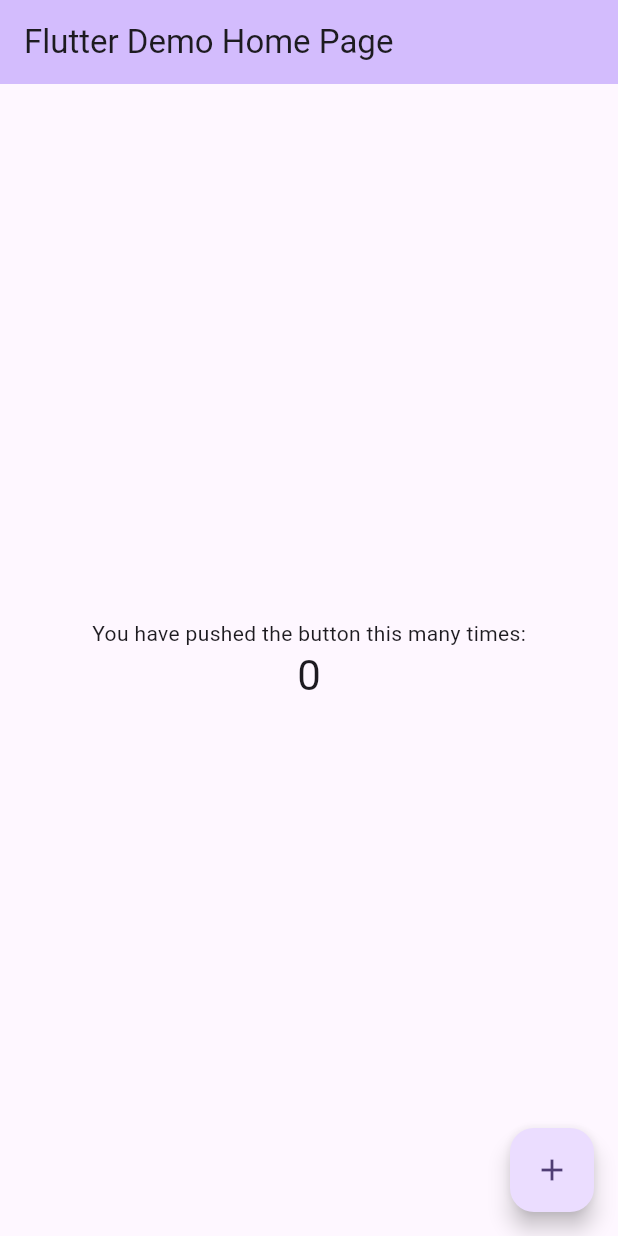
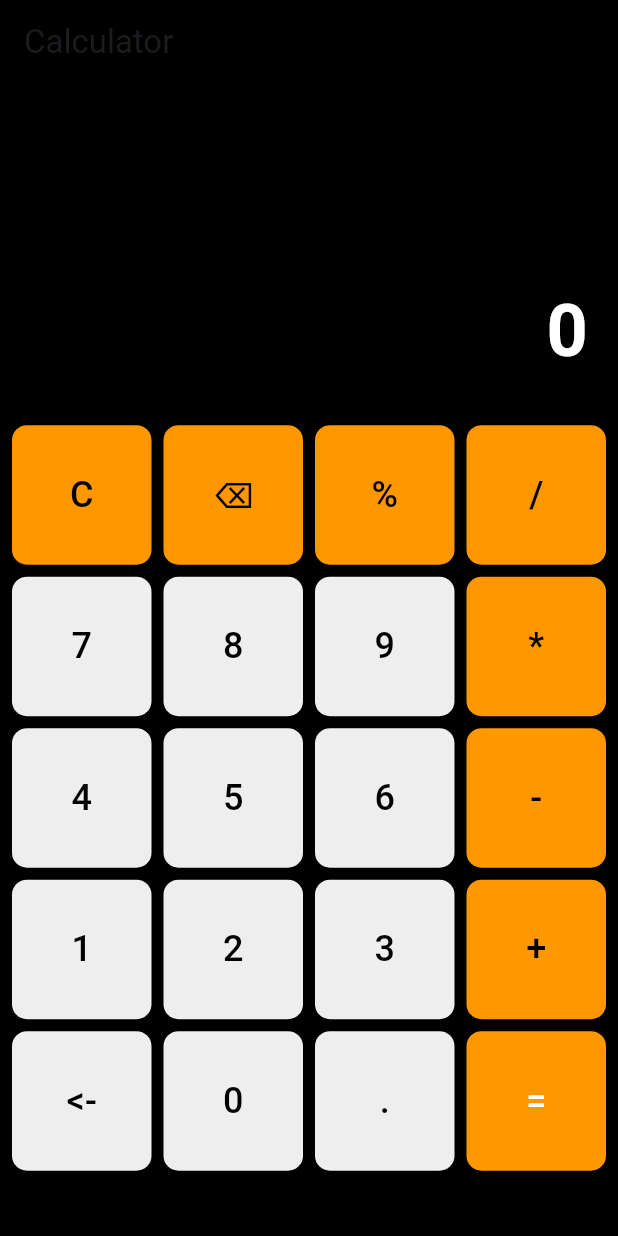
Before and after one commit to PrabinTiwari07/calculator_app, a Flutter app: the screen it shows after launch, on a phone screen of 412 x 824 dp. Run offline on Flutter 3.47's test engine with Material 3 defaults, Android fonts, the phone set to English and light mode, and no system bars.

Commit message:
calculator

```diff
--- /dev/null
+++ b/lib/app.dart
@@ -0,0 +1,17 @@
+import 'package:calculator_app/view/calculator_view.dart';
+import 'package:flutter/material.dart';
+
+class MyApp extends StatelessWidget {
+  const MyApp({super.key});
+
+  @override
+  Widget build(BuildContext context) {
+    return MaterialApp(
+      initialRoute: '/',
+      debugShowCheckedModeBanner: false,
+      routes: {
+        '/': (context) => const CalculatorView(),
+      },
+    );
+  }
+}
--- a/lib/main.dart
+++ b/lib/main.dart
@@ -1,125 +1,6 @@
+import 'package:calculator_app/app.dart';
 import 'package:flutter/material.dart';
 
 void main() {
   runApp(const MyApp());
 }
-
-class MyApp extends StatelessWidget {
-  const MyApp({super.key});
-
-  // This widget is the root of your application.
-  @override
-  Widget build(BuildContext context) {
-    return MaterialApp(
-      title: 'Flutter Demo',
-      theme: ThemeData(
-        // This is the theme of your application.
-        //
-        // TRY THIS: Try running your application with "flutter run". You'll see
-        // the application has a purple toolbar. Then, without quitting the app,
-        // try changing the seedColor in the colorScheme below to Colors.green
-        // and then invoke "hot reload" (save your changes or press the "hot
-        // reload" button in a Flutter-supported IDE, or press "r" if you used
-        // the command line to start the app).
-        //
-        // Notice that the counter didn't reset back to zero; the application
-        // state is not lost during the reload. To reset the state, use hot
-        // restart instead.
-        //
-        // This works for code too, not just values: Most code changes can be
-        // tested with just a hot reload.
-        colorScheme: ColorScheme.fromSeed(seedColor: Colors.deepPurple),
-        useMaterial3: true,
-      ),
-      home: const MyHomePage(title: 'Flutter Demo Home Page'),
-    );
-  }
-}
-
-class MyHomePage extends StatefulWidget {
-  const MyHomePage({super.key, required this.title});
-
-  // This widget is the home page of your application. It is stateful, meaning
-  // that it has a State object (defined below) that contains fields that affect
-  // how it looks.
-
-  // This class is the configuration for the state. It holds the values (in this
-  // case the title) provided by the parent (in this case the App widget) and
-  // used by the build method of the State. Fields in a Widget subclass are
-  // always marked "final".
-
-  final String title;
-
-  @override
-  State<MyHomePage> createState() => _MyHomePageState();
-}
-
-class _MyHomePageState extends State<MyHomePage> {
-  int _counter = 0;
-
-  void _incrementCounter() {
-    setState(() {
-      // This call to setState tells the Flutter framework that something has
-      // changed in this State, which causes it to rerun the build method below
-      // so that the display can reflect the updated values. If we changed
-      // _counter without calling setState(), then the build method would not be
-      // called again, and so nothing would appear to happen.
-      _counter++;
-    });
-  }
-
-  @override
-  Widget build(BuildContext context) {
-    // This method is rerun every time setState is called, for instance as done
-    // by the _incrementCounter method above.
-    //
-    // The Flutter framework has been optimized to make rerunning build methods
-    // fast, so that you can just rebuild anything that needs updating rather
-    // than having to individually change instances of widgets.
-    return Scaffold(
-      appBar: AppBar(
-        // TRY THIS: Try changing the color here to a specific color (to
-        // Colors.amber, perhaps?) and trigger a hot reload to see the AppBar
-        // change color while the other colors stay the same.
-        backgroundColor: Theme.of(context).colorScheme.inversePrimary,
-        // Here we take the value from the MyHomePage object that was created by
-        // the App.build method, and use it to set our appbar title.
-        title: Text(widget.title),
-      ),
-      body: Center(
-        // Center is a layout widget. It takes a single child and positions it
-        // in the middle of the parent.
-        child: Column(
-          // Column is also a layout widget. It takes a list of children and
-          // arranges them vertically. By default, it sizes itself to fit its
-          // children horizontally, and tries to be as tall as its parent.
-          //
-          // Column has various properties to control how it sizes itself and
-          // how it positions its children. Here we use mainAxisAlignment to
-          // center the children vertically; the main axis here is the vertical
-          // axis because Columns are vertical (the cross axis would be
-          // horizontal).
-          //
-          // TRY THIS: Invoke "debug painting" (choose the "Toggle Debug Paint"
-          // action in the IDE, or press "p" in the console), to see the
-          // wireframe for each widget.
-          mainAxisAlignment: MainAxisAlignment.center,
-          children: <Widget>[
-            const Text(
-              'You have pushed the button this many times:',
-            ),
-            Text(
-              '$_counter',
-              style: Theme.of(context).textTheme.headlineMedium,
-            ),
-          ],
-        ),
-      ),
-      floatingActionButton: FloatingActionButton(
-        onPressed: _incrementCounter,
-        tooltip: 'Increment',
-        child: const Icon(Icons.add),
-      ), // This trailing comma makes auto-formatting nicer for build methods.
-    );
-  }
-}
--- /dev/null
+++ b/lib/view/calculator_view.dart
@@ -0,0 +1,186 @@
+import 'package:flutter/material.dart';
+
+void main() {
+  runApp(const MyApp());
+}
+
+class MyApp extends StatelessWidget {
+  const MyApp({super.key});
+
+  @override
+  Widget build(BuildContext context) {
+    return MaterialApp(
+      initialRoute: '/',
+      debugShowCheckedModeBanner: false,
+      routes: {
+        '/': (context) => const CalculatorView(),
+      },
+    );
+  }
+}
+
+class CalculatorView extends StatefulWidget {
+  const CalculatorView({Key? key}) : super(key: key);
+
+  @override
+  State<CalculatorView> createState() => _CalculatorViewState();
+}
+
+class _CalculatorViewState extends State<CalculatorView> {
+  String displayText = '0';
+  String operand = '';
+  double? firstNumber;
+  double? secondNumber;
+
+  void onButtonPressed(String value) {
+    setState(() {
+      if (value == 'C') {
+        displayText = '0';
+        firstNumber = null;
+        secondNumber = null;
+        operand = '';
+      } else if (value == '⌫') {
+        displayText = displayText.length > 1
+            ? displayText.substring(0, displayText.length - 1)
+            : '0';
+      } else if (['+', '-', '*', '/', '%'].contains(value)) {
+        firstNumber = double.tryParse(displayText);
+        operand = value;
+        displayText = '0';
+      } else if (value == '=') {
+        secondNumber = double.tryParse(displayText);
+        displayText = _evaluateExpression();
+      } else {
+        if (displayText == '0' && value != '.') {
+          displayText = value;
+        } else {
+          displayText += value;
+        }
+      }
+    });
+  }
+
+  String _evaluateExpression() {
+    if (firstNumber == null || secondNumber == null || operand.isEmpty) {
+      return 'Error';
+    }
+    double result;
+    switch (operand) {
+      case '+':
+        result = firstNumber! + secondNumber!;
+        break;
+      case '-':
+        result = firstNumber! - secondNumber!;
+        break;
+      case '*':
+        result = firstNumber! * secondNumber!;
+        break;
+      case '/':
+        if (secondNumber == 0) return 'Error';
+        result = firstNumber! / secondNumber!;
+        break;
+      case '%':
+        result = firstNumber! % secondNumber!;
+        break;
+      default:
+        return 'Error';
+    }
+    if (result == result.toInt()) {
+      return result.toInt().toString();
+    } else {
+      return result.toStringAsFixed(2);
+    }
+  }
+
+  @override
+  Widget build(BuildContext context) {
+    final buttonLabels = [
+      'C',
+      '⌫',
+      '%',
+      '/',
+      '7',
+      '8',
+      '9',
+      '*',
+      '4',
+      '5',
+      '6',
+      '-',
+      '1',
+      '2',
+      '3',
+      '+',
+      '<-',
+      '0',
+      '.',
+      '='
+    ];
+
+    return Scaffold(
+      backgroundColor: Colors.black,
+      appBar: AppBar(
+        title: const Text('Calculator'),
+        backgroundColor: Colors.black,
+      ),
+      body: Column(
+        children: [
+          Expanded(
+            flex: 2,
+            child: Container(
+              alignment: Alignment.bottomRight,
+              padding: const EdgeInsets.all(20),
+              child: Text(
+                displayText,
+                style: const TextStyle(
+                  fontSize: 48,
+                  color: Colors.white,
+                  fontWeight: FontWeight.bold,
+                ),
+              ),
+            ),
+          ),
+          Expanded(
+            flex: 5,
+            child: GridView.builder(
+              gridDelegate: const SliverGridDelegateWithFixedCrossAxisCount(
+                crossAxisCount: 4,
+                crossAxisSpacing: 8,
+                mainAxisSpacing: 8,
+              ),
+              padding: const EdgeInsets.all(8),
+              itemCount: buttonLabels.length,
+              itemBuilder: (context, index) {
+                final label = buttonLabels[index];
+                return ElevatedButton(
+                  onPressed: () => onButtonPressed(label),
+                  style: ElevatedButton.styleFrom(
+                    backgroundColor: _getButtonColor(label),
+                    shape: RoundedRectangleBorder(
+                      borderRadius: BorderRadius.circular(10),
+                    ),
+                  ),
+                  child: Text(
+                    label,
+                    style: TextStyle(
+                      fontSize: 24,
+                      color: label == '=' ? Colors.white : Colors.black,
+                    ),
+                  ),
+                );
+              },
+            ),
+          ),
+        ],
+      ),
+    );
+  }
+
+  Color _getButtonColor(String label) {
+    if (['C', '⌫', '%', '/', '*', '-', '+', '='].contains(label)) {
+      return Colors.orange;
+    } else {
+      return Colors.grey.shade200;
+    }
+  }
+}
--- a/pubspec.yaml
+++ b/pubspec.yaml
@@ -17,6 +17,8 @@ publish_to: 'none' # Remove this line if you wish to publish to pub.dev
 # In Windows, build-name is used as the major, minor, and patch parts
 # of the product and file versions while build-number is used as the build suffix.
 version: 1.0.0+1
+# dependencies:
+#   math_expressions: ^2.1.1
 
 environment:
   sdk: ^3.5.4
```
Also changed, not shown: 1 other file.
